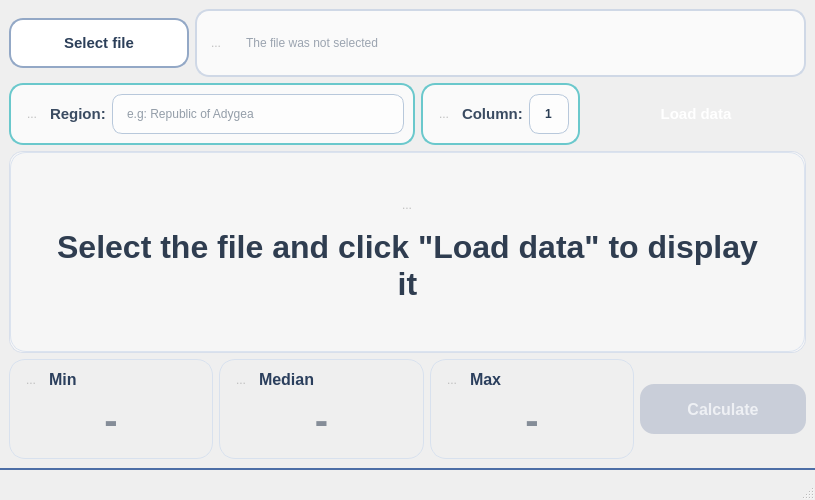
aleksei-manikhin/sem2_lab_02_OP, file mainwindow.ui: the form before one commit.
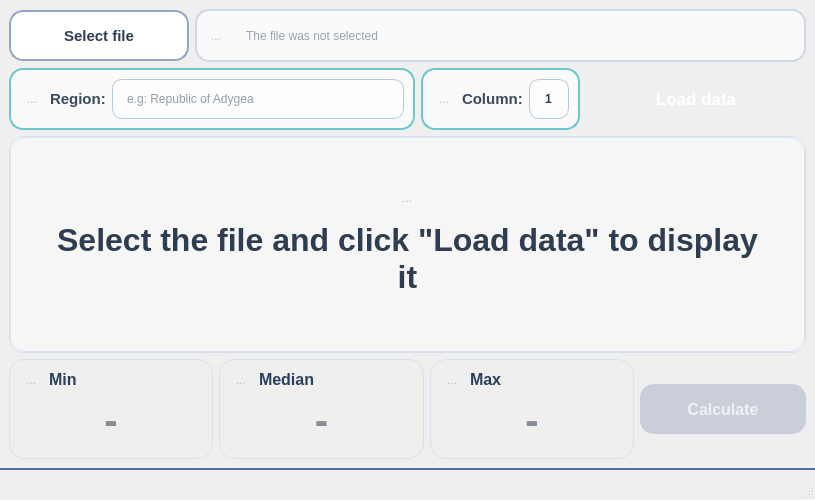
The form after the commit. Icons and pictures are not drawn.

What changed in the file:
```diff
--- a/mainwindow.ui
+++ b/mainwindow.ui
@@ -294,7 +294,7 @@
         <property name="minimumSize">
          <size>
           <width>180</width>
-          <height>50</height>
+          <height>51</height>
          </size>
         </property>
         <property name="font">
@@ -351,7 +351,7 @@
            <property name="minimumSize">
             <size>
              <width>0</width>
-             <height>50</height>
+             <height>35</height>
             </size>
            </property>
            <property name="font">
@@ -549,7 +549,7 @@
         </property>
         <property name="font">
          <font>
-          <pointsize>11</pointsize>
+          <pointsize>13</pointsize>
           <bold>true</bold>
          </font>
         </property>
```
